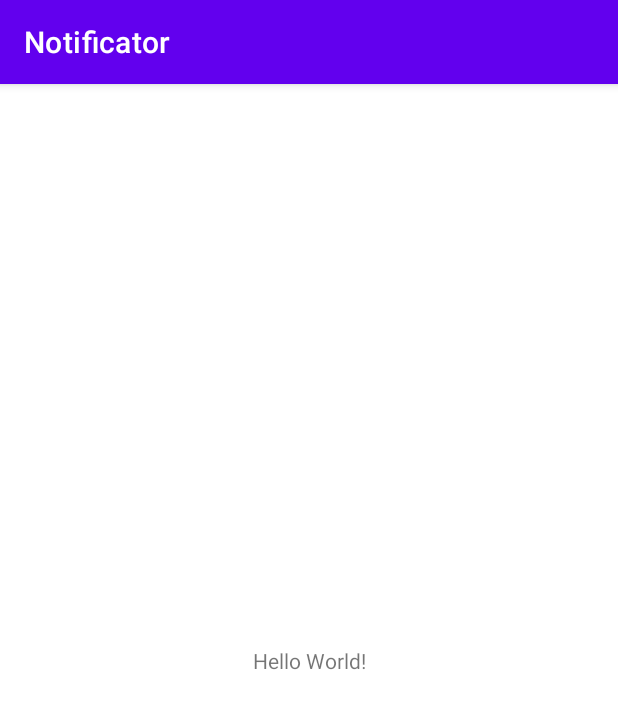
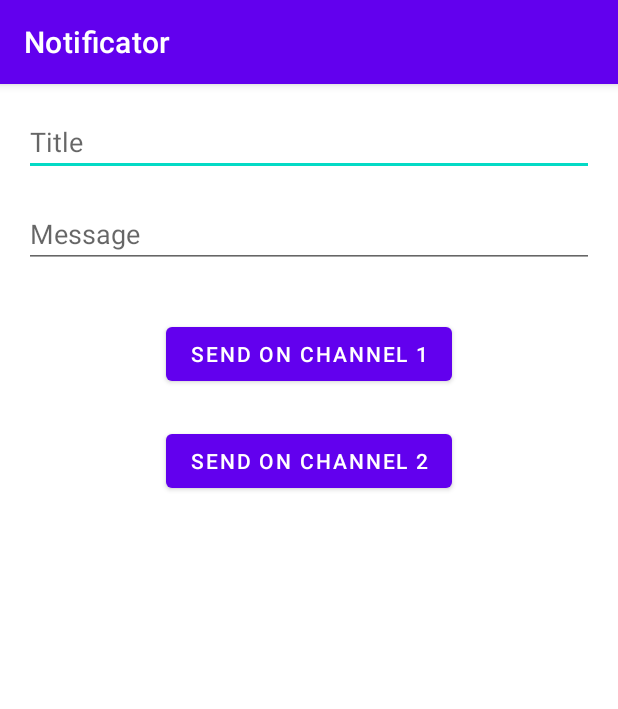
Before and after one commit to n8bar/Notificator, an Android app: the screen it shows after launch (MainActivity), on a phone screen of 412 x 824 dp. Shown: the top 709 px of the screen. Run offline under Robolectric (Android 15) with nearby library versions, the phone set to English and light mode, and no system bars.

Commit message:
added icons & layout

```diff
--- /dev/null
+++ b/app/src/main/res/drawable/icon_notify1.xml
@@ -0,0 +1,10 @@
+<vector xmlns:android="http://schemas.android.com/apk/res/android"
+    android:width="24dp"
+    android:height="24dp"
+    android:viewportWidth="24"
+    android:viewportHeight="24"
+    android:tint="?attr/colorControlNormal">
+  <path
+      android:fillColor="@android:color/white"
+      android:pathData="M18,16v-5c0,-3.07 -1.64,-5.64 -4.5,-6.32L13.5,4c0,-0.83 -0.67,-1.5 -1.5,-1.5s-1.5,0.67 -1.5,1.5v0.68C7.63,5.36 6,7.92 6,11v5l-2,2v1h16v-1l-2,-2zM13,16h-2v-2h2v2zM13,12h-2L11,8h2v4zM12,22c1.1,0 2,-0.9 2,-2h-4c0,1.1 0.89,2 2,2z"/>
+</vector>
--- /dev/null
+++ b/app/src/main/res/drawable/icon_notify2.xml
@@ -0,0 +1,5 @@
+<vector android:height="24dp" android:tint="#600000"
+    android:viewportHeight="24" android:viewportWidth="24"
+    android:width="24dp" xmlns:android="http://schemas.android.com/apk/res/android">
+    <path android:fillColor="@android:color/white" android:pathData="M12,22c1.1,0 2,-0.9 2,-2h-4c0,1.1 0.9,2 2,2zM18,16v-5c0,-3.07 -1.63,-5.64 -4.5,-6.32L13.5,4c0,-0.83 -0.67,-1.5 -1.5,-1.5s-1.5,0.67 -1.5,1.5v0.68C7.64,5.36 6,7.92 6,11v5l-2,2v1h16v-1l-2,-2zM16,17L8,17v-6c0,-2.48 1.51,-4.5 4,-4.5s4,2.02 4,4.5v6z"/>
+</vector>
--- a/app/src/main/res/layout/activity_main.xml
+++ b/app/src/main/res/layout/activity_main.xml
@@ -1,18 +1,57 @@
 <?xml version="1.0" encoding="utf-8"?>
-<androidx.constraintlayout.widget.ConstraintLayout xmlns:android="http://schemas.android.com/apk/res/android"
+<androidx.constraintlayout.widget.ConstraintLayout
+    xmlns:android="http://schemas.android.com/apk/res/android"
     xmlns:app="http://schemas.android.com/apk/res-auto"
     xmlns:tools="http://schemas.android.com/tools"
     android:layout_width="match_parent"
     android:layout_height="match_parent"
-    tools:context=".MainActivity">
+    tools:context=".MainActivity" >
 
-    <TextView
+    <EditText
+        android:id="@+id/editText_title"
+        android:layout_width="0dp"
+        android:layout_height="wrap_content"
+        android:layout_marginStart="16dp"
+        android:layout_marginTop="16dp"
+        android:layout_marginEnd="16dp"
+        android:ems="10"
+        android:hint="Title"
+        android:inputType="textPersonName"
+        app:layout_constraintEnd_toEndOf="parent"
+        app:layout_constraintStart_toStartOf="parent"
+        app:layout_constraintTop_toTopOf="parent" />
+
+    <EditText
+        android:id="@+id/editText_message"
+        android:layout_width="0dp"
+        android:layout_height="wrap_content"
+        android:layout_marginStart="16dp"
+        android:layout_marginTop="16dp"
+        android:layout_marginEnd="16dp"
+        android:ems="10"
+        android:hint="Message"
+        android:inputType="textPersonName"
+        app:layout_constraintEnd_toEndOf="parent"
+        app:layout_constraintStart_toStartOf="parent"
+        app:layout_constraintTop_toBottomOf="@+id/editText_title" />
+
+    <Button
+        android:id="@+id/button1"
         android:layout_width="wrap_content"
         android:layout_height="wrap_content"
-        android:text="Hello World!"
-        app:layout_constraintBottom_toBottomOf="parent"
-        app:layout_constraintLeft_toLeftOf="parent"
-        app:layout_constraintRight_toRightOf="parent"
-        app:layout_constraintTop_toTopOf="parent" />
+        android:layout_marginTop="33dp"
+        android:text="Send on Channel 1"
+        app:layout_constraintEnd_toEndOf="parent"
+        app:layout_constraintStart_toStartOf="parent"
+        app:layout_constraintTop_toBottomOf="@+id/editText_message" />
 
+    <Button
+        android:id="@+id/button2"
+        android:layout_width="wrap_content"
+        android:layout_height="wrap_content"
+        android:layout_marginTop="23dp"
+        android:text="Send On Channel 2"
+        app:layout_constraintEnd_toEndOf="parent"
+        app:layout_constraintStart_toStartOf="parent"
+        app:layout_constraintTop_toBottomOf="@+id/button1" />
 </androidx.constraintlayout.widget.ConstraintLayout>
```
